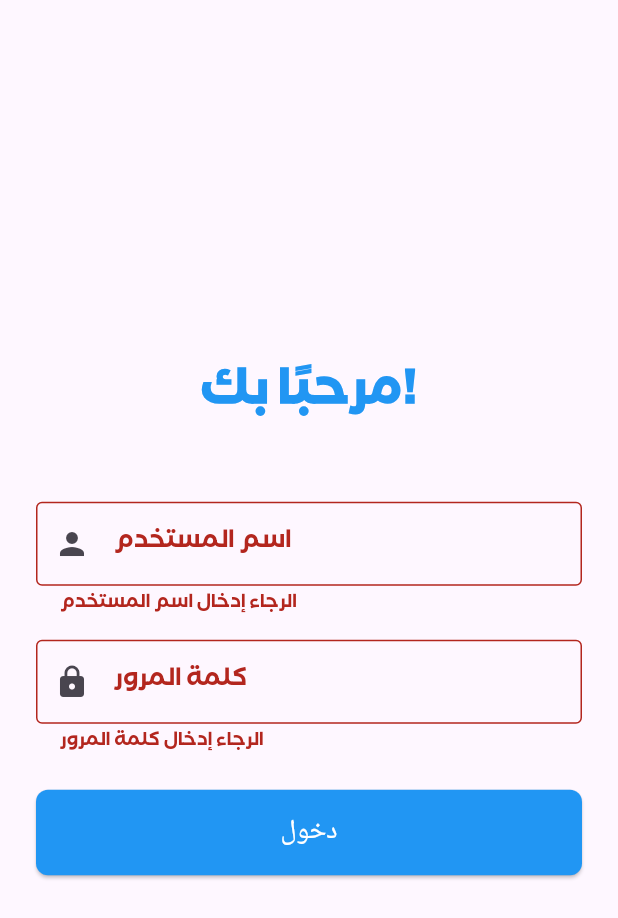
After one commit to seifyaser/MinistryofTransportationRepo, a Flutter app: the screen it shows after launch, after a tap on "دخول", on a phone screen of 412 x 824 dp. The commit adds this screen. Shown: the top 918 px of the screen. Run offline on Flutter 3.47's test engine with Material 3 defaults, Android fonts, the phone set to English and light mode, and no system bars; our stand-ins replace dio, fl_chart, flutter_svg, jwt_decoder, shared_preferences.

Commit message:
commit ui changes

```diff
--- /dev/null
+++ b/devtools_options.yaml
@@ -0,0 +1,3 @@
+description: This file stores settings for Dart & Flutter DevTools.
+documentation: https://docs.flutter.dev/tools/devtools/extensions#configure-extension-enablement-states
+extensions:
--- /dev/null
+++ b/lib/Presentation/login/login.dart
@@ -0,0 +1,145 @@
+import 'dart:developer';
+
+import 'package:flutter/material.dart';
+import 'package:project/Services/auth.dart';
+
+class LoginPage extends StatefulWidget {
+  const LoginPage({super.key});
+
+  @override
+  State<LoginPage> createState() => _LoginPageState();
+}
+
+class _LoginPageState extends State<LoginPage> {
+  final _formKey = GlobalKey<FormState>();
+  final TextEditingController _usernameController = TextEditingController();
+  final TextEditingController _passwordController = TextEditingController();
+
+  final AuthService _authService = AuthService();
+
+  bool _isLoading = false;
+
+  void _login() async {
+    if (_formKey.currentState!.validate()) {
+      setState(() {
+        _isLoading = true;
+      });
+
+      String username = _usernameController.text;
+      String password = _passwordController.text;
+
+      try {
+       final result = await _authService.login(
+  username: username,
+  password: password,
+);
+
+
+
+        ScaffoldMessenger.of(context).showSnackBar(
+          const SnackBar(content: Text('تم تسجيل الدخول بنجاح!')),
+        );
+
+         Navigator.pushNamed(context, '/home');
+
+      } catch (e) {
+        log( e.toString());
+        ScaffoldMessenger.of(context).showSnackBar(
+          SnackBar(content: Text('فشل تسجيل الدخول: $e')),
+
+        );
+      } finally {
+        setState(() {
+          _isLoading = false;
+        });
+      }
+    }
+  }
+
+  @override
+  Widget build(BuildContext context) {
+    return Scaffold(
+      body: Center(
+        child: SingleChildScrollView(
+          padding: const EdgeInsets.all(24.0),
+          child: Form(
+            key: _formKey,
+            child: Column(
+              mainAxisAlignment: MainAxisAlignment.center,
+              children: <Widget>[
+                const Text(
+                  'مرحبًا بك!',
+                  style: TextStyle(
+                    fontSize: 32,
+                    fontWeight: FontWeight.bold,
+                    color: Colors.blue,
+                  ),
+                ),
+                const SizedBox(height: 48),
+                TextFormField(
+                  controller: _usernameController,
+                  decoration: const InputDecoration(
+                    labelText: 'اسم المستخدم',
+                    border: OutlineInputBorder(),
+                    prefixIcon: Icon(Icons.person),
+                  ),
+                  validator: (value) {
+                    if (value == null || value.isEmpty) {
+                      return 'الرجاء إدخال اسم المستخدم';
+                    }
+                    return null;
+                  },
+                ),
+                const SizedBox(height: 16),
+                TextFormField(
+                  controller: _passwordController,
+                  obscureText: false,
+                  decoration: const InputDecoration(
+                    labelText: 'كلمة المرور',
+                    border: OutlineInputBorder(),
+                    prefixIcon: Icon(Icons.lock),
+                  ),
+                  validator: (value) {
+                    if (value == null || value.isEmpty) {
+                      return 'الرجاء إدخال كلمة المرور';
+                    }
+                    if (value.length < 6) {
+                      return 'يجب أن تكون كلمة المرور 6 أحرف على الأقل';
+                    }
+                    return null;
+                  },
+                ),
+                const SizedBox(height: 24),
+                SizedBox(
+                  width: double.infinity,
+                  child: ElevatedButton(
+                    onPressed: _isLoading ? null : _login,
+                    style: ElevatedButton.styleFrom(
+                      padding: const EdgeInsets.symmetric(vertical: 16),
+                      textStyle: const TextStyle(fontSize: 18),
+                      backgroundColor: Colors.blue,
+                      foregroundColor: Colors.white,
+                      shape: RoundedRectangleBorder(
+                        borderRadius: BorderRadius.circular(8),
+                      ),
+                    ),
+                    child: _isLoading
+                        ? const SizedBox(
+                            width: 24,
+                            height: 24,
+                            child: CircularProgressIndicator(
+                              color: Colors.white,
+                              strokeWidth: 3,
+                            ),
+                          )
+                        : const Text('دخول'),
+                  ),
+                ),
+              ],
+            ),
+          ),
+        ),
+      ),
+    );
+  }
+}
--- a/lib/Presentation/mothlyRevenuePage/Widgets/RevenueTypeSwitch.dart
+++ b/lib/Presentation/mothlyRevenuePage/Widgets/RevenueTypeSwitch.dart
@@ -35,7 +35,7 @@ class RevenueTypeSwitch extends StatelessWidget {
                 elevation: showRevenuePercentage ? 0 : 2,
               ),
               icon: const Icon(Icons.pie_chart),
-              label: const Text("نسبة الإيرادات", style: TextStyle(fontSize: 14)),
+              label: const Text("مقارنة المدة", style: TextStyle(fontSize: 14)),
             ),
           ),
 
@@ -59,7 +59,7 @@ class RevenueTypeSwitch extends StatelessWidget {
                 elevation: showRevenuePercentage ? 2 : 0,
               ),
               icon: const Icon(Icons.insert_chart),
-              label: const Text("جدول الإيرادات", style: TextStyle(fontSize: 14)),
+              label: const Text("تفاصيل الايرادات", style: TextStyle(fontSize: 14)),
             ),
           ),
         ],
--- /dev/null
+++ b/lib/Services/auth.dart
@@ -0,0 +1,73 @@
+import 'dart:developer';
+import 'package:dio/dio.dart';
+import 'package:jwt_decoder/jwt_decoder.dart';
+import 'package:shared_preferences/shared_preferences.dart';
+
+
+/*
+
+نخزن الـ tokenString في SharedPreferences (1)
+
+نفك التوكن باستخدام JwtDecoder (2)
+
+نستخرج البيانات المهمة (userId, role) (3)
+
+ نخزنهم محليًا برضو  (4)
+
+(5)  نعيد Map أو كائن
+يحتوي على القيم دي لو حبيت
+ تستخدمهم مباشرة
+
+
+
+*/
+
+
+class AuthService {
+  final Dio _dio = Dio();
+  final String _baseUrl = 'http://41.33.148.248:5555/api';
+
+  Future<Map<String, dynamic>> login({
+    required String username,
+    required String password,
+  }) async {
+    try {
+      final response = await _dio.post(
+        '$_baseUrl/Users/login',
+        data: {
+          'userName': username,
+          'passWord': password,
+        },
+      );
+
+      log(response.data.toString());
+
+      final String token = response.data['tokenString'];
+
+      //  فك التوكن
+      final Map<String, dynamic> decodedToken = JwtDecoder.decode(token);
+
+      // استخراج البيانات من التوكن
+      final String role = decodedToken['http://schemas.microsoft.com/ws/2008/06/identity/claims/role'];
+      final String userId = decodedToken['http://schemas.microsoft.com/ws/2008/06/identity/claims/userdata'];
+
+      //  تخزين في SharedPreferences
+      final prefs = await SharedPreferences.getInstance();
+      await prefs.setString('authToken', token);
+      await prefs.setString('userRole', role);
+      await prefs.setString('userId', userId);
+
+      log('Decoded Token: $decodedToken');
+log('Roles: ${decodedToken['http://schemas.microsoft.com/ws/2008/06/identity/claims/role']}');
+log('UserData: ${decodedToken['http://schemas.microsoft.com/ws/2008/06/identity/claims/userdata']}');
+
+      return {
+        'token': token,
+        'role': role,
+        'userId': userId,
+      };
+    } on DioException catch (e) {
+      throw Exception(e.response?.data ?? 'خطأ في الاتصال بالسيرفر');
+    }
+  }
+}
--- a/lib/Widgets/ShowEmptyWidget.dart
+++ b/lib/Widgets/ShowEmptyWidget.dart
@@ -1,6 +1,4 @@
 import 'package:flutter/material.dart';
-import 'package:flutter_svg/svg.dart';
-
 class Showemptywidget extends StatelessWidget {
   const Showemptywidget({super.key});
 
--- a/lib/main.dart
+++ b/lib/main.dart
@@ -1,8 +1,8 @@
 import 'package:flutter/material.dart';
-import 'package:project/Presentation/HomeScreen/home.dart';
 import 'package:project/routes/app_routes.dart';
 
 void main() {
+  WidgetsFlutterBinding.ensureInitialized();
   runApp(MyApp());
 }
 
@@ -14,7 +14,7 @@ class MyApp extends StatelessWidget {
         fontFamily: 'FFShamelFamily',
       ),
       debugShowCheckedModeBanner: false,
-      initialRoute: "/home",
+      initialRoute: "/login",
       routes: AppRoutes.routes,
     );
   }
--- a/lib/routes/app_routes.dart
+++ b/lib/routes/app_routes.dart
@@ -1,17 +1,21 @@
 import 'package:flutter/material.dart';
 import 'package:project/Presentation/HomeScreen/home.dart';
 import 'package:project/Presentation/dailyRevenuePage/DailyRevenueScreen.dart';
+import 'package:project/Presentation/login/login.dart';
 import 'package:project/Presentation/mothlyRevenuePage/monthlyRevenueScreen.dart';
 
 class AppRoutes {
   static const Home = '/home';
   static const MonthlyRevenue = '/monthlyrevenue';
   static const DailyRevenue = '/dailyrevenue';
+  static const Login = '/login';
 
    static Map<String, WidgetBuilder> routes = {
     Home: (context) => HomeScreen(),
     MonthlyRevenue: (context) => MonthlyRevenueScreen(),
     DailyRevenue: (context) => DailyRevenueScreen(),
+    Login: (context) => LoginPage(),
+
   };
 
 
--- a/pubspec.yaml
+++ b/pubspec.yaml
@@ -37,6 +37,9 @@ dependencies:
   flutter_svg: ^2.2.0
   intl: ^0.20.2
   fl_chart: ^1.0.0
+  dio: ^5.8.0+1
+  jwt_decoder: ^2.0.1
+  shared_preferences: ^2.5.3
 
 dev_dependencies:
   flutter_test:
```
Also changed, not shown: lib/Presentation/dailyRevenuePage/DailyRevenueScreen.dart (+4 -4 lines), lib/Presentation/mothlyRevenuePage/Widgets/RevenueDetailsTab.dart (added, +114 -0 lines), lib/Presentation/mothlyRevenuePage/Widgets/RevenuePercentage.dart (deleted, +0 -67 lines), lib/Presentation/mothlyRevenuePage/Widgets/RevenueTable.dart (deleted, +0 -70 lines), lib/Presentation/mothlyRevenuePage/Widgets/comparePeriodTab.dart (added, +116 -0 lines), lib/Presentation/mothlyRevenuePage/monthlyRevenueScreen.dart (+4 -4 lines), lib/Widgets/RevenueDeatailsContainer.dart (+19 -13 lines), pubspec.lock, 1 other file.
